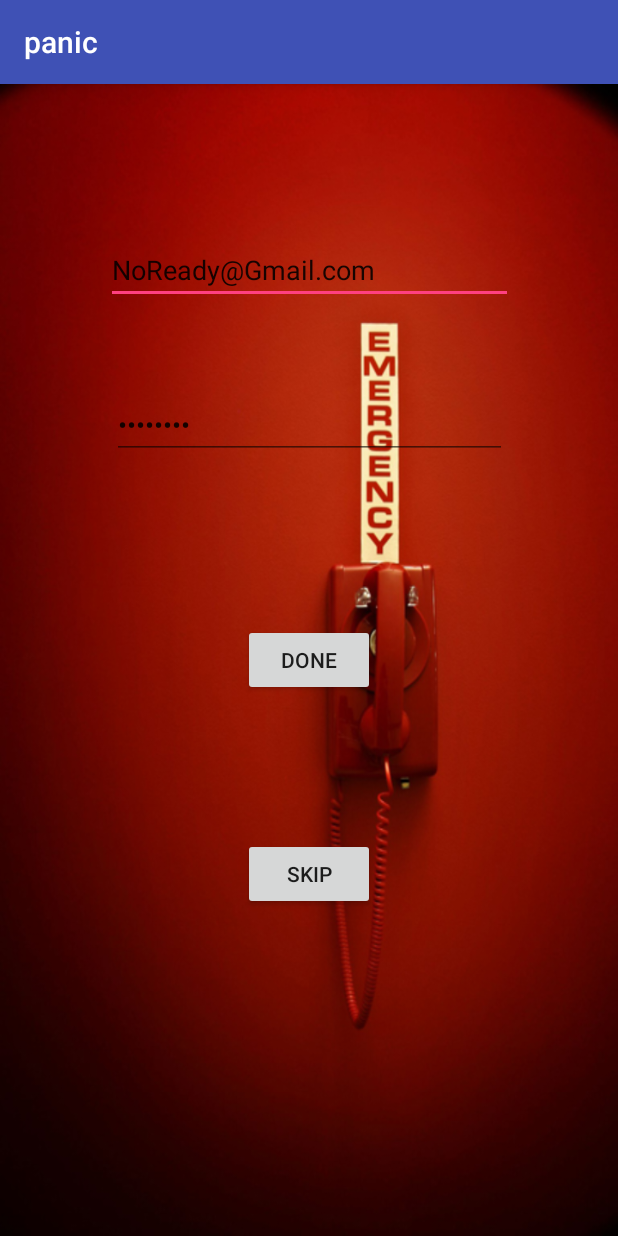
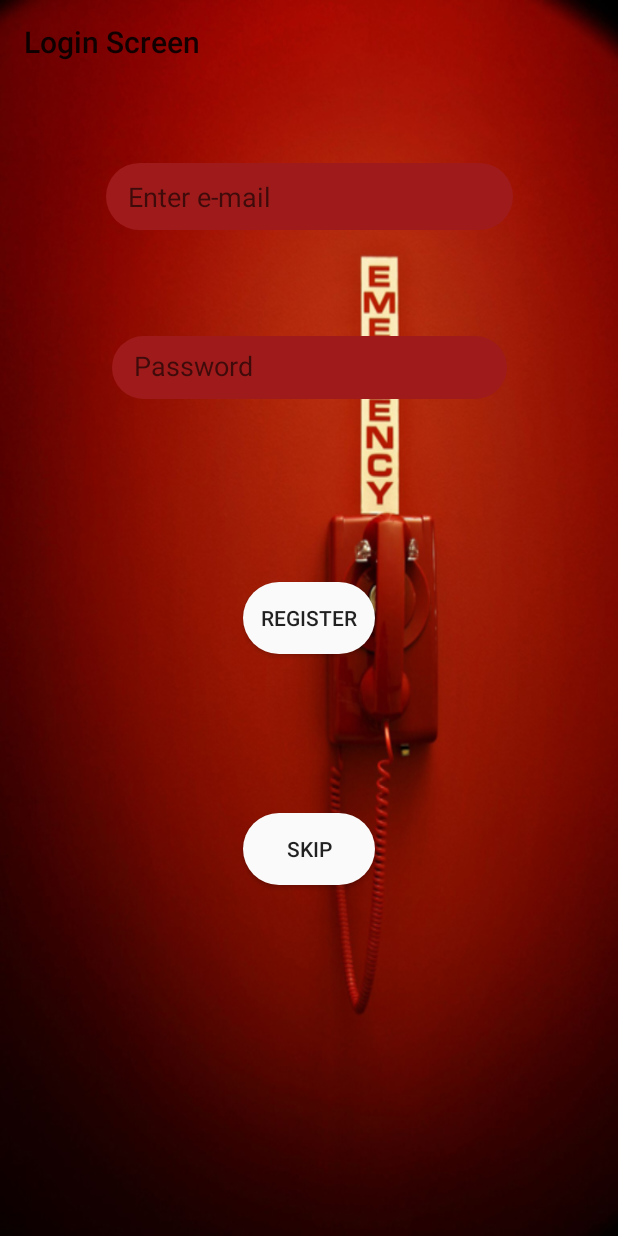
Before and after one commit to Aadit01/rescue_Android-, an Android app: the screen it shows after launch (signinActivity), on a phone screen of 412 x 824 dp. Run offline under Robolectric (Android 15) with nearby library versions, the phone set to English and light mode, and no system bars.

Commit message:
Shaping Up login page and connecting to server

```diff
--- a/panic/app/build.gradle
+++ b/panic/app/build.gradle
@@ -21,9 +21,16 @@ android {
 dependencies {
     implementation fileTree(dir: 'libs', include: ['*.jar'])
     implementation 'com.android.support:appcompat-v7:28.0.0'
+
+    //fire base core
+    implementation 'com.google.firebase:firebase-core:16.0.1'
+
     implementation 'com.android.support.constraint:constraint-layout:1.1.3'
     implementation 'com.google.android.gms:play-services-maps:16.0.0'
     testImplementation 'junit:junit:4.12'
     androidTestImplementation 'com.android.support.test:runner:1.0.2'
     androidTestImplementation 'com.android.support.test.espresso:espresso-core:3.0.2'
 }
+
+apply plugin: 'com.google.gms.google-services'
+com.google.gms.googleservices.GoogleServicesPlugin.config.disableVersionCheck = true
--- a/panic/app/src/main/AndroidManifest.xml
+++ b/panic/app/src/main/AndroidManifest.xml
@@ -1,6 +1,7 @@
 <?xml version="1.0" encoding="utf-8"?>
 <manifest xmlns:android="http://schemas.android.com/apk/res/android"
     package="com.example.s522553.panic">
+    <uses-permission android:name="android.permission.INTERNET"/>
 
     <!--
          The ACCESS_COARSE/FINE_LOCATION permissions are not required to use
--- /dev/null
+++ b/panic/app/src/main/res/drawable/button_style.xml
@@ -0,0 +1,6 @@
+<?xml version="1.0" encoding="utf-8"?>
+<shape xmlns:android="http://schemas.android.com/apk/res/android">
+<solid android:color="#fafafa"/>
+    <corners android:radius="30dp" />
+
+</shape>
--- /dev/null
+++ b/panic/app/src/main/res/drawable/edit_text_style.xml
@@ -0,0 +1,8 @@
+<?xml version="1.0" encoding="utf-8"?>
+<shape xmlns:android="http://schemas.android.com/apk/res/android">
+<solid android:color="#9f1b1b"/>
+    <corners android:radius="30dp"/>
+    <padding android:right="10dp" android:top="10dp" android:bottom="10dp"
+        android:left="15dp"/>
+
+</shape>
--- a/panic/app/src/main/res/layout/activity_signin.xml
+++ b/panic/app/src/main/res/layout/activity_signin.xml
@@ -5,10 +5,18 @@
     android:layout_width="match_parent"
     android:layout_height="match_parent"
     android:background="@drawable/red"
-    tools:context=".signinActivity">
+    tools:context="com.example.s522553.panic.signinActivity">
+    <android.support.v7.widget.Toolbar
+        android:layout_width="match_parent"
+        android:layout_height="wrap_content"
+        app:title = "Login Screen"
+        android:textAlignment="center">
+    </android.support.v7.widget.Toolbar>
+
 
     <Button
-        android:id="@+id/button"
+        android:background="@drawable/button_style"
+        android:id="@+id/skipbutton"
         android:layout_width="wrap_content"
         android:layout_height="wrap_content"
         android:layout_marginBottom="8dp"
@@ -26,7 +34,9 @@
         app:layout_constraintVertical_bias="0.703" />
 
     <EditText
-        android:id="@+id/editText"
+        android:background="@drawable/edit_text_style"
+        android:hint="Enter e-mail"
+        android:id="@+id/emailET"
         android:layout_width="271dp"
         android:layout_height="wrap_content"
         android:layout_marginBottom="8dp"
@@ -37,7 +47,7 @@
         android:layout_marginTop="8dp"
         android:ems="10"
         android:inputType="textEmailAddress"
-        android:text="NoReady@Gmail.com"
+
         app:layout_constraintBottom_toBottomOf="parent"
         app:layout_constraintEnd_toEndOf="parent"
         app:layout_constraintHorizontal_bias="0.503"
@@ -46,7 +56,9 @@
         app:layout_constraintVertical_bias="0.132" />
 
     <EditText
-        android:id="@+id/editText2"
+        android:background="@drawable/edit_text_style"
+        android:hint="Password"
+        android:id="@+id/PasswordET"
         android:layout_width="263dp"
         android:layout_height="42dp"
         android:layout_marginBottom="8dp"
@@ -57,7 +69,7 @@
         android:layout_marginTop="8dp"
         android:ems="10"
         android:inputType="textPassword"
-        android:text="Password"
+
         app:layout_constraintBottom_toBottomOf="parent"
         app:layout_constraintEnd_toEndOf="parent"
         app:layout_constraintHorizontal_bias="0.503"
@@ -66,7 +78,8 @@
         app:layout_constraintVertical_bias="0.282" />
 
     <Button
-        android:id="@+id/button3"
+        android:background="@drawable/button_style"
+        android:id="@+id/Register"
         android:layout_width="wrap_content"
         android:layout_height="wrap_content"
         android:layout_marginBottom="8dp"
@@ -75,7 +88,7 @@
         android:layout_marginRight="8dp"
         android:layout_marginStart="8dp"
         android:layout_marginTop="8dp"
-        android:text="Done"
+        android:text="Register"
         app:layout_constraintBottom_toBottomOf="parent"
         app:layout_constraintEnd_toEndOf="parent"
         app:layout_constraintStart_toStartOf="parent"
--- a/panic/app/src/main/res/values/colors.xml
+++ b/panic/app/src/main/res/values/colors.xml
@@ -1,6 +1,6 @@
 <?xml version="1.0" encoding="utf-8"?>
 <resources>
-    <color name="colorPrimary">#3F51B5</color>
-    <color name="colorPrimaryDark">#303F9F</color>
-    <color name="colorAccent">#FF4081</color>
+    <color name="colorPrimary">#3c0707</color>
+    <color name="colorPrimaryDark">#2b0707</color>
+    <color name="colorAccent">#3d57af</color>
 </resources>
--- a/panic/app/src/main/res/values/styles.xml
+++ b/panic/app/src/main/res/values/styles.xml
@@ -1,7 +1,7 @@
 <resources>
 
     <!-- Base application theme. -->
-    <style name="AppTheme" parent="Base.Theme.AppCompat.Light.DarkActionBar">
+    <style name="AppTheme" parent="Theme.AppCompat.Light.NoActionBar">
         <!-- Customize your theme here. -->
         <item name="colorPrimary">@color/colorPrimary</item>
         <item name="colorPrimaryDark">@color/colorPrimaryDark</item>
--- a/panic/build.gradle
+++ b/panic/build.gradle
@@ -8,6 +8,7 @@ buildscript {
     }
     dependencies {
         classpath 'com.android.tools.build:gradle:3.1.4'
+        classpath 'com.google.gms:google-services:4.0.1'
 
 
         // NOTE: Do not place your application dependencies here; they belong
```
Also changed, not shown: 1 other file.
